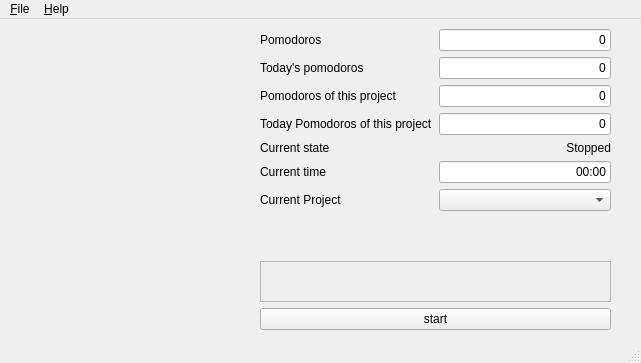
The window that todoro/frmMain.ui (lancedeimont/todoro) describes before a commit, drawn with Qt 5.
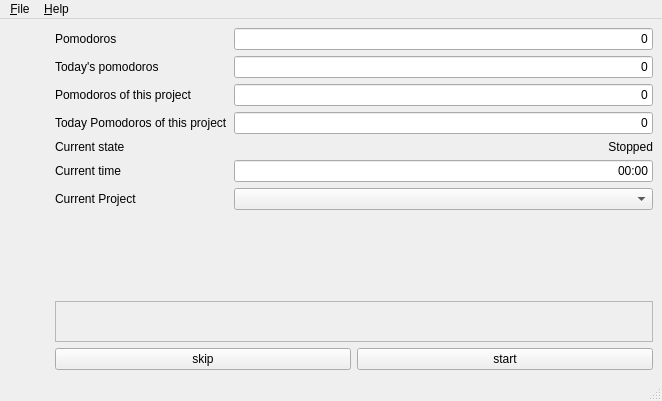
The same window after the commit. Icons and pictures are not drawn.

Commit message: added a skip button and fixing bugs in the skipping proces

The edit to the form file:
```diff
--- a/todoro/frmMain.ui
+++ b/todoro/frmMain.ui
@@ -6,8 +6,8 @@
    <rect>
     <x>0</x>
     <y>0</y>
-    <width>641</width>
-    <height>363</height>
+    <width>662</width>
+    <height>401</height>
    </rect>
   </property>
   <property name="windowTitle">
@@ -18,15 +18,34 @@
     <normaloff>:/images/caquiIcon.png</normaloff>:/images/caquiIcon.png</iconset>
   </property>
   <widget class="QWidget" name="centralwidget">
-   <widget class="QWidget" name="verticalLayoutWidget">
-    <property name="geometry">
-     <rect>
-      <x>260</x>
-      <y>10</y>
-      <width>351</width>
-      <height>301</height>
-     </rect>
-    </property>
+   <layout class="QHBoxLayout" name="horizontalLayout">
+    <item>
+     <widget class="QPushButton" name="pushButton_2">
+      <property name="sizePolicy">
+       <sizepolicy hsizetype="Minimum" vsizetype="Fixed">
+        <horstretch>0</horstretch>
+        <verstretch>0</verstretch>
+       </sizepolicy>
+      </property>
+      <property name="text">
+       <string/>
+      </property>
+      <property name="icon">
+       <iconset resource="resources/resources.qrc">
+        <normaloff>:/images/caquis.jpg</normaloff>:/images/caquis.jpg</iconset>
+      </property>
+      <property name="iconSize">
+       <size>
+        <width>256</width>
+        <height>256</height>
+       </size>
+      </property>
+      <property name="flat">
+       <bool>true</bool>
+      </property>
+     </widget>
+    </item>
+    <item>
     <layout class="QVBoxLayout" name="verticalLayout">
      <item>
       <layout class="QFormLayout" name="formLayout">
@@ -197,6 +216,12 @@
      </item>
      <item>
       <widget class="QFrame" name="frame">
+        <property name="minimumSize">
+         <size>
+          <width>0</width>
+          <height>40</height>
+         </size>
+        </property>
        <property name="maximumSize">
         <size>
          <width>16777215</width>
@@ -372,6 +397,15 @@
       </widget>
      </item>
      <item>
+       <layout class="QHBoxLayout" name="horizontalLayout_2">
+        <item>
+         <widget class="QPushButton" name="pbSkip">
+          <property name="text">
+           <string>skip</string>
+          </property>
+         </widget>
+        </item>
+        <item>
       <widget class="QPushButton" name="pbStart">
        <property name="text">
         <string>start</string>
@@ -379,47 +413,18 @@
       </widget>
      </item>
     </layout>
-   </widget>
-   <widget class="QPushButton" name="pushButton_2">
-    <property name="geometry">
-     <rect>
-      <x>10</x>
-      <y>50</y>
-      <width>241</width>
-      <height>181</height>
-     </rect>
-    </property>
-    <property name="sizePolicy">
-     <sizepolicy hsizetype="Minimum" vsizetype="Fixed">
-      <horstretch>0</horstretch>
-      <verstretch>0</verstretch>
-     </sizepolicy>
-    </property>
-    <property name="text">
-     <string/>
-    </property>
-    <property name="icon">
-     <iconset resource="resources/resources.qrc">
-      <normaloff>:/images/caquis.jpg</normaloff>:/images/caquis.jpg</iconset>
-    </property>
-    <property name="iconSize">
-     <size>
-      <width>256</width>
-      <height>256</height>
-     </size>
-    </property>
-    <property name="flat">
-     <bool>true</bool>
-    </property>
-   </widget>
+      </item>
+     </layout>
+    </item>
+   </layout>
   </widget>
   <widget class="QMenuBar" name="menubar">
    <property name="geometry">
     <rect>
      <x>0</x>
      <y>0</y>
-     <width>641</width>
-     <height>20</height>
+     <width>662</width>
+     <height>26</height>
     </rect>
    </property>
    <widget class="QMenu" name="menu_Archivo">
```
Left out of the diff: 2 changed lines with no effect on the pictures. Lines whose indentation alone changed are shown as unchanged. The commit also changes 2 other files.
